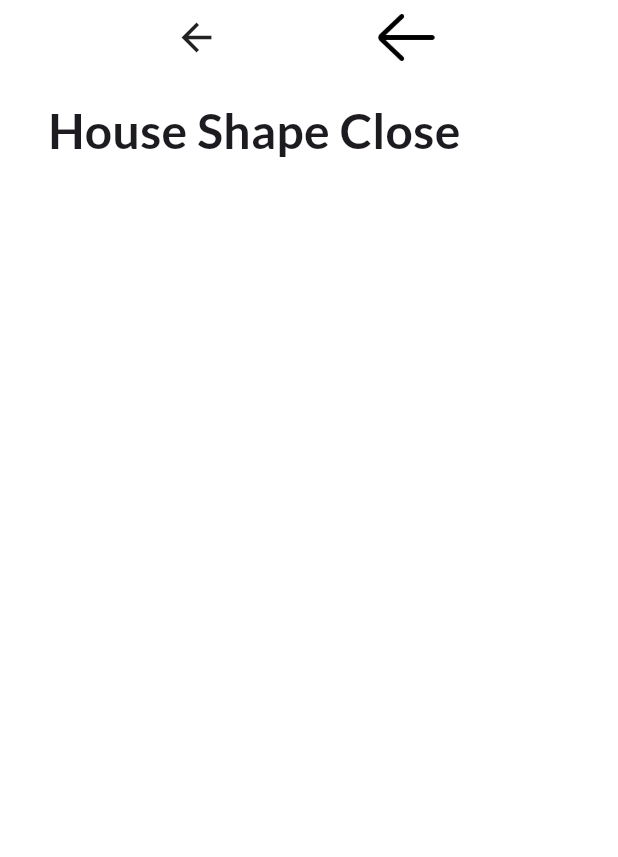
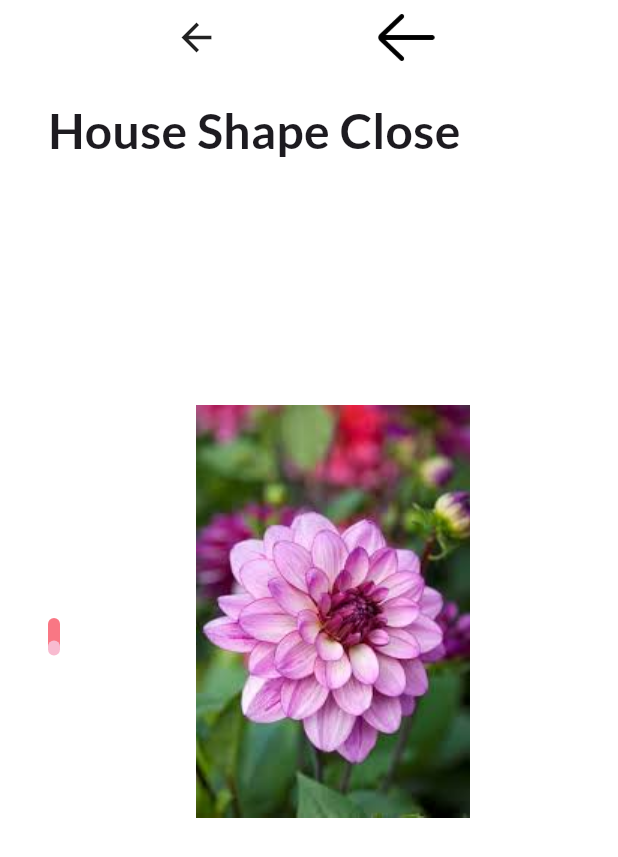
Before and after one commit to Laraib-Memon3/plant_app, a Flutter app: the DetailScreen screen opened directly, on a phone screen of 412 x 824 dp. Shown: the top 857 px of the screen. Run offline on Flutter 3.47's test engine with Material 3 defaults, Android fonts, the phone set to English and light mode, and no system bars; our stand-ins replace google_fonts; network calls fail.

Commit message:
updated review

```diff
--- a/lib/screen/detailscreen.dart
+++ b/lib/screen/detailscreen.dart
@@ -1,4 +1,5 @@
 import 'package:flutter/material.dart';
+import 'package:plant_app/Utils/colors.dart';
 
 class DetailScreen extends StatelessWidget {
   const DetailScreen({super.key});
@@ -48,7 +49,32 @@ class DetailScreen extends StatelessWidget {
                           textAlign: TextAlign.start, style: TextStyle(fontSize:32, fontWeight: FontWeight.bold, height: 1.01 ),),
                       ),
                       const SizedBox(height: 20),
+                      Padding(
+                        padding: EdgeInsets.only(left: 32),
+                        child: Stack(
+                          children: [
+                            Image.asset("assets/images/flow.jpg", width: MediaQuery.of(context).size.width,),
+                            Padding(padding:
+                              EdgeInsets.only(
+                                top: 290
+                              ),
+                            child: Container(height: 22, width: 8, decoration: BoxDecoration(borderRadius: BorderRadius.circular(20),
+                            color: primaryColor
+                            ), ),
+                            ),
+                            Padding(padding:
+                            EdgeInsets.only(
+                                top: 305
+                            ),
+                              child: Container(height:10 , width: 8, decoration: BoxDecoration(borderRadius: BorderRadius.circular(40),
+                                  color: Colors.pink[100]
+                              ), ),
+                            ),
 
+                          ],
+                        ),
+
+                      )
                     ],
                   ),
 
```
